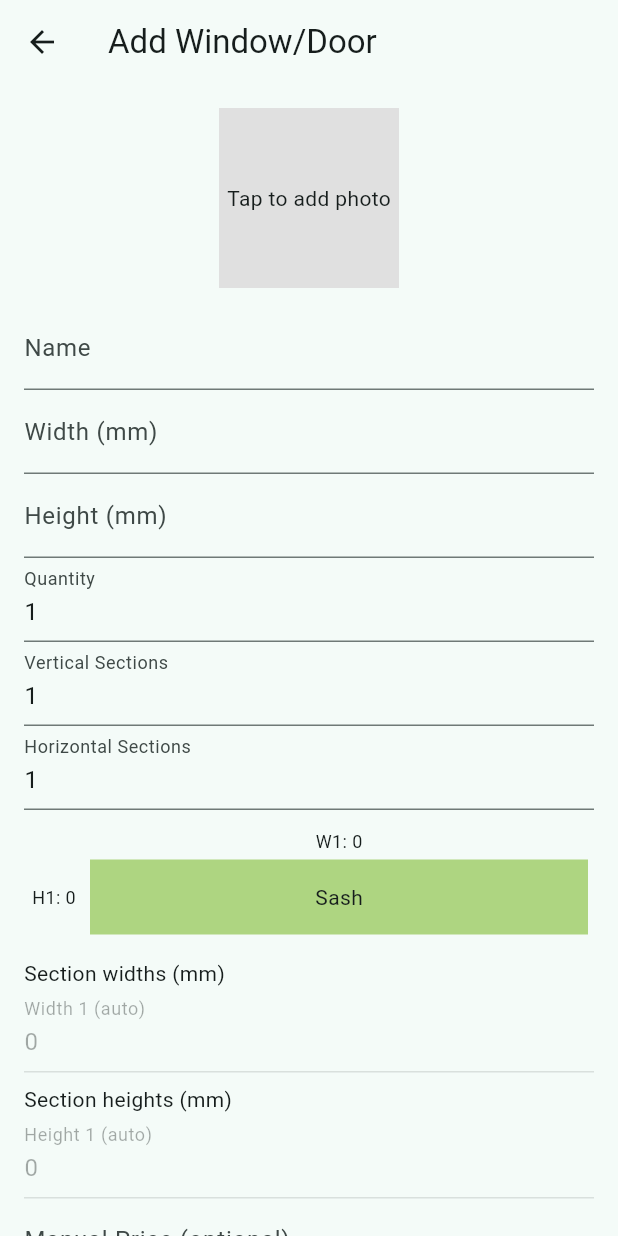
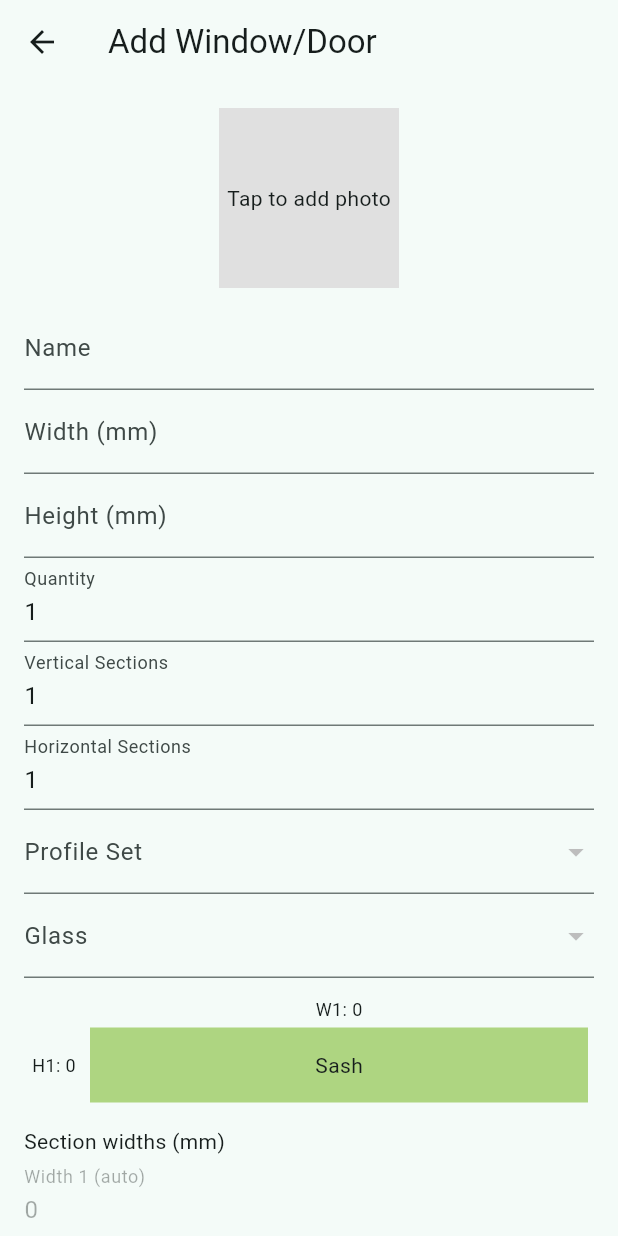
Before and after one commit to drilonkrivaqa/crystal_upvc, a Flutter app: the WindowDoorItemPage screen opened directly with empty values, on a phone screen of 412 x 824 dp. Run offline on Flutter 3.47's test engine with Material 3 defaults, Android fonts, the phone set to English and light mode, and no system bars; our stand-ins replace hive, hive_flutter, image_picker, pdf, printing; accounts and stored records are empty.

Commit message:
Add dropdowns for selecting profile set and glass

```diff
--- a/lib/pages/window_door_item_page.dart
+++ b/lib/pages/window_door_item_page.dart
@@ -141,6 +141,30 @@ class _WindowDoorItemPageState extends State<WindowDoorItemPage> {
             TextField(controller: quantityController, decoration: const InputDecoration(labelText: 'Quantity'), keyboardType: TextInputType.number),
             TextField(controller: verticalController, decoration: const InputDecoration(labelText: 'Vertical Sections'), keyboardType: TextInputType.number, onChanged: (_) => _updateGrid()),
             TextField(controller: horizontalController, decoration: const InputDecoration(labelText: 'Horizontal Sections'), keyboardType: TextInputType.number, onChanged: (_) => _updateGrid()),
+            DropdownButtonFormField<int>(
+              value: profileSetIndex,
+              decoration: const InputDecoration(labelText: 'Profile Set'),
+              items: [
+                for (int i = 0; i < profileSetBox.length; i++)
+                  DropdownMenuItem<int>(
+                    value: i,
+                    child: Text(profileSetBox.getAt(i)?.name ?? ''),
+                  ),
+              ],
+              onChanged: (val) => setState(() => profileSetIndex = val ?? 0),
+            ),
+            DropdownButtonFormField<int>(
+              value: glassIndex,
+              decoration: const InputDecoration(labelText: 'Glass'),
+              items: [
+                for (int i = 0; i < glassBox.length; i++)
+                  DropdownMenuItem<int>(
+                    value: i,
+                    child: Text(glassBox.getAt(i)?.name ?? ''),
+                  ),
+              ],
+              onChanged: (val) => setState(() => glassIndex = val ?? 0),
+            ),
             const SizedBox(height: 12),
             _buildGrid(),
             const SizedBox(height: 12),
```
